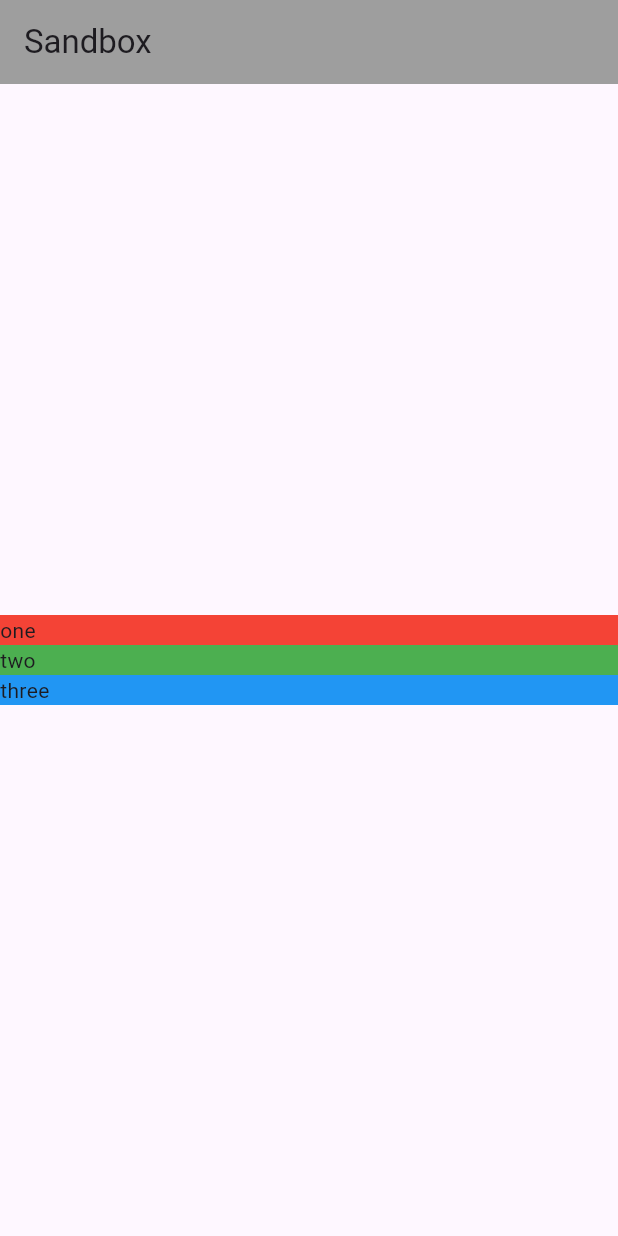
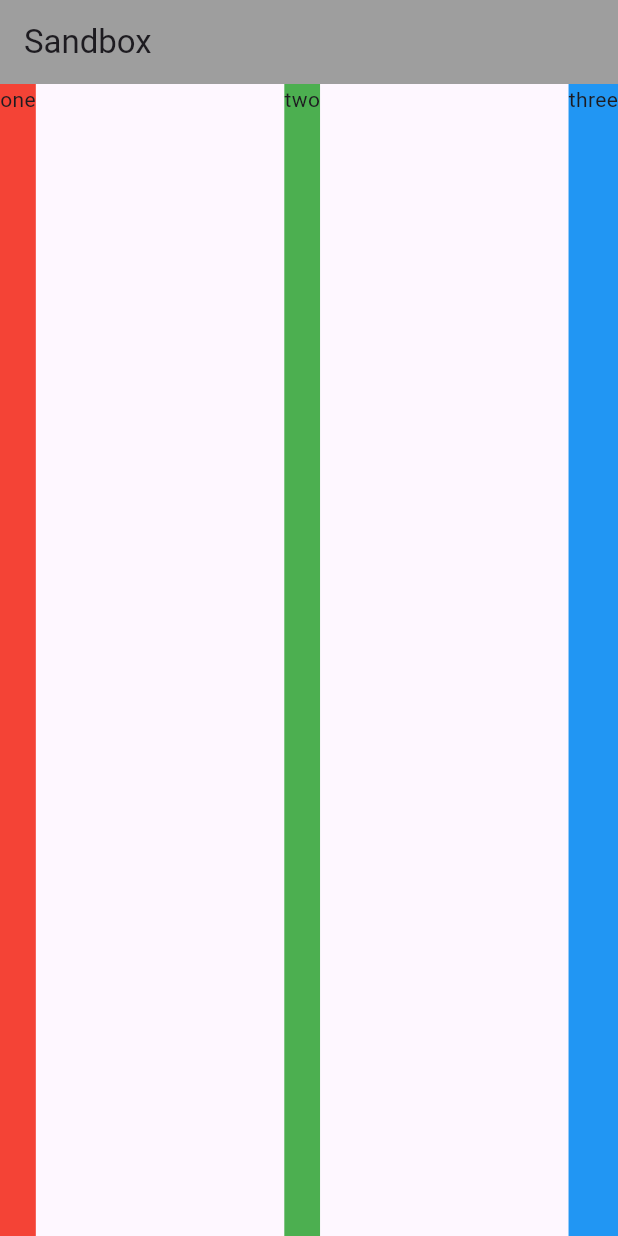
Before and after one commit to Niewiaro/coffee_card, a Flutter app: the screen it shows after launch, on a phone screen of 412 x 824 dp. Run offline on Flutter 3.47's test engine with Material 3 defaults, Android fonts, the phone set to English and light mode, and no system bars.

Commit message:
chore: Sandbox Row

```diff
--- a/lib/main.dart
+++ b/lib/main.dart
@@ -1,9 +1,10 @@
 import 'package:coffee_card/home.dart';
 import 'package:flutter/material.dart';
-import 'package:coffee_card/sandbox/sandbox_column.dart';
+// import 'package:coffee_card/sandbox/sandbox_column.dart';
+import 'package:coffee_card/sandbox/sandbox_row.dart';
 
 void main() {
   runApp(const MaterialApp(
-    home: SandboxColumn()
+    home: Sandbox()
   ));
 }
--- /dev/null
+++ b/lib/sandbox/sandbox_row.dart
@@ -0,0 +1,36 @@
+import 'package:flutter/material.dart';
+
+class Sandbox extends StatelessWidget {
+  const Sandbox({super.key});
+
+  @override
+  Widget build(BuildContext context) {
+    return Scaffold(
+      appBar: AppBar(
+        title: const Text('Sandbox'),
+        backgroundColor: Colors.grey,
+      ),
+      body: Row(
+        mainAxisAlignment: MainAxisAlignment.spaceBetween,
+        crossAxisAlignment: CrossAxisAlignment.stretch,
+        children: [
+          Container(
+            height: 100,
+            color: Colors.red,
+            child: const Text('one'),
+          ),
+          Container(
+            height: 200,
+            color: Colors.green,
+            child: const Text('two'),
+          ),
+          Container(
+            height: 300,
+            color: Colors.blue,
+            child: const Text('three'),
+          ),
+        ],
+      ),
+    );
+  }
+}
```
